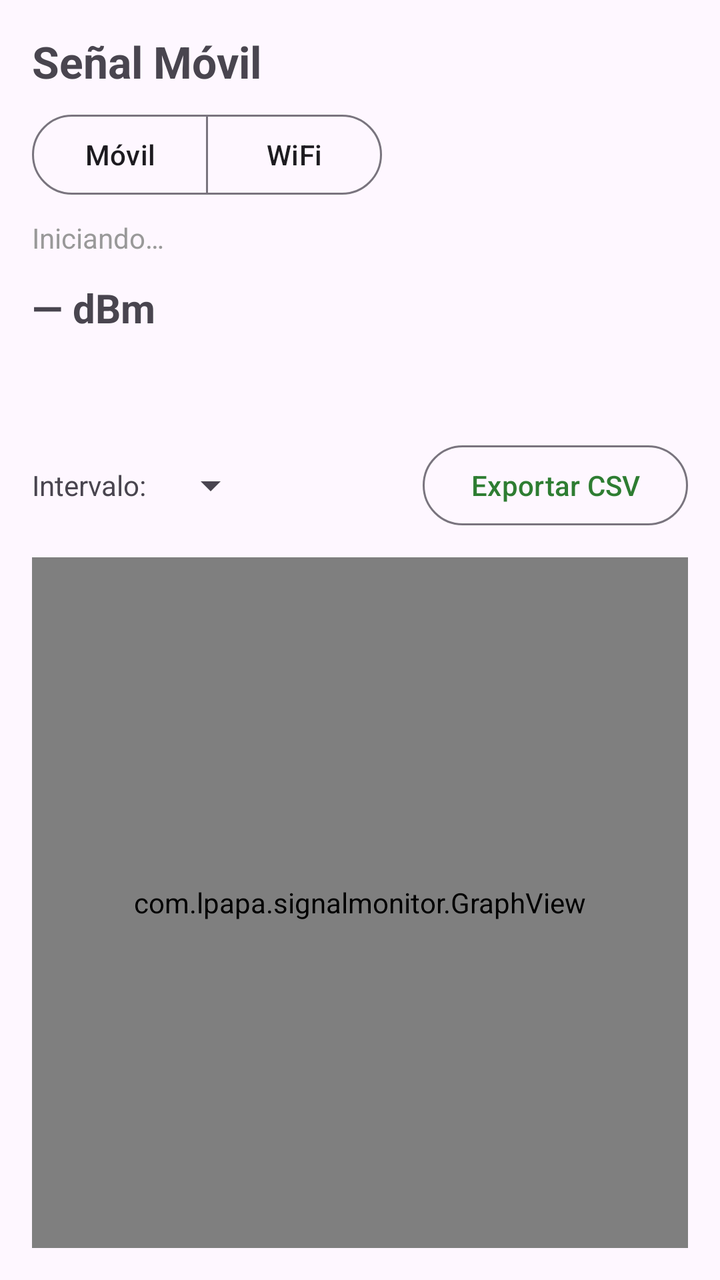
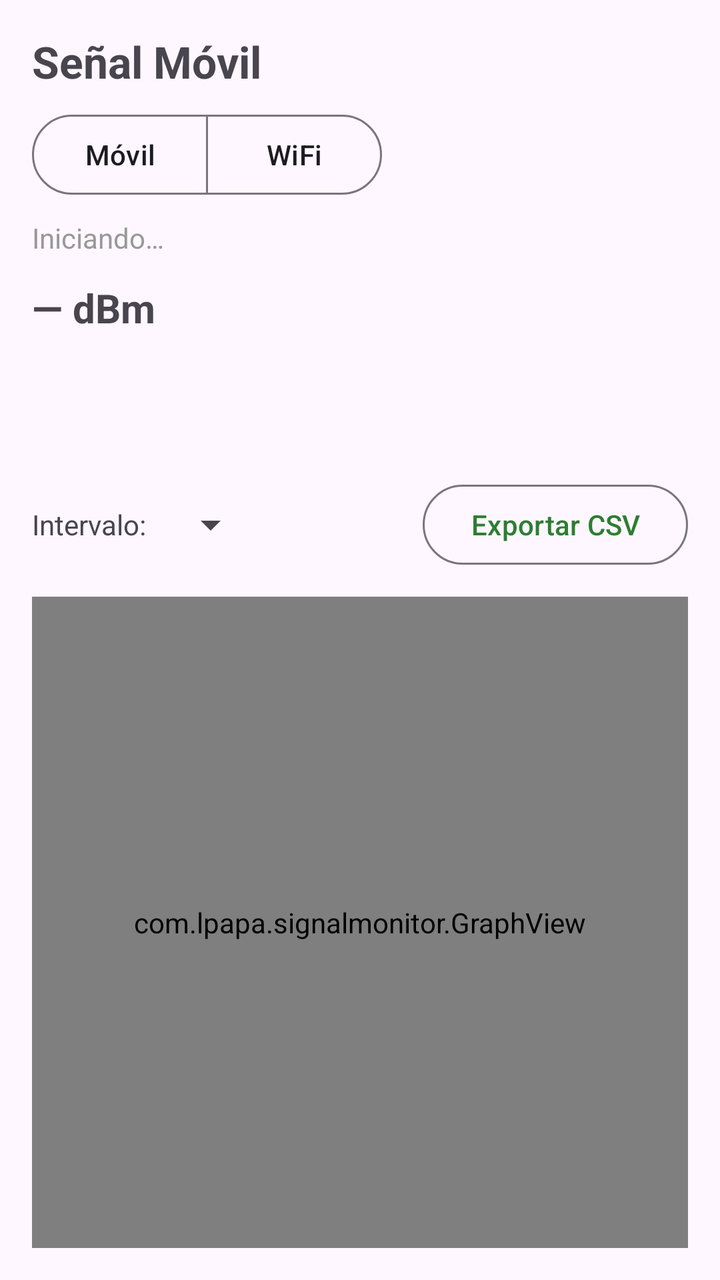

Screens rendered from an Android XML layout before and after an edit, with the pre-edit source and the edit as a unified diff.
<!-- AndroidManifest.xml: application theme Theme.SignalMonitor -->
<!-- res/layout/activity_main.xml -->
<?xml version="1.0" encoding="utf-8"?>
<LinearLayout xmlns:android="http://schemas.android.com/apk/res/android"
    xmlns:app="http://schemas.android.com/apk/res-auto"
    android:layout_width="match_parent"
    android:layout_height="match_parent"
    android:orientation="vertical"
    android:padding="16dp">

    <TextView
        android:layout_width="wrap_content"
        android:layout_height="wrap_content"
        android:text="@string/app_name"
        android:textSize="22sp"
        android:textStyle="bold" />

    <com.google.android.material.button.MaterialButtonToggleGroup
        android:id="@+id/modeToggle"
        android:layout_width="wrap_content"
        android:layout_height="wrap_content"
        android:layout_marginTop="8dp"
        app:selectionRequired="true"
        app:singleSelection="true">

        <com.google.android.material.button.MaterialButton
            android:id="@+id/btnMobile"
            style="?attr/materialButtonOutlinedStyle"
            android:layout_width="wrap_content"
            android:layout_height="wrap_content"
            android:text="@string/mode_mobile" />

        <com.google.android.material.button.MaterialButton
            android:id="@+id/btnWifi"
            style="?attr/materialButtonOutlinedStyle"
            android:layout_width="wrap_content"
            android:layout_height="wrap_content"
            android:text="@string/mode_wifi" />
    </com.google.android.material.button.MaterialButtonToggleGroup>

    <TextView
        android:id="@+id/status"
        android:layout_width="wrap_content"
        android:layout_height="wrap_content"
        android:layout_marginTop="8dp"
        android:text="@string/starting"
        android:textColor="#999999" />

    <LinearLayout
        android:layout_width="match_parent"
        android:layout_height="wrap_content"
        android:layout_marginTop="12dp"
        android:orientation="horizontal">

        <TextView
            android:id="@+id/dbmValue"
            android:layout_width="0dp"
            android:layout_height="wrap_content"
            android:layout_weight="1"
            android:text="@string/dbm_placeholder"
            android:textSize="20sp"
            android:textStyle="bold" />

        <TextView
            android:id="@+id/networkType"
            android:layout_width="0dp"
            android:layout_height="wrap_content"
            android:layout_gravity="center_vertical"
            android:layout_weight="1"
            android:gravity="end"
            android:text=""
            android:textSize="16sp" />
    </LinearLayout>

    <TextView
        android:id="@+id/levelValue"
        android:layout_width="wrap_content"
        android:layout_height="wrap_content"
        android:layout_marginTop="2dp"
        android:text=""
        android:textSize="16sp" />

    <TextView
        android:id="@+id/detail"
        android:layout_width="wrap_content"
        android:layout_height="wrap_content"
        android:layout_marginTop="2dp"
        android:text=""
        android:textColor="#999999"
        android:textSize="13sp" />

    <LinearLayout
        android:id="@+id/simRow"
        android:layout_width="match_parent"
        android:layout_height="wrap_content"
        android:layout_marginTop="8dp"
        android:gravity="center_vertical"
        android:orientation="horizontal"
        android:visibility="gone">

        <TextView
            android:layout_width="wrap_content"
            android:layout_height="wrap_content"
            android:text="@string/sim_label" />

        <Spinner
            android:id="@+id/spinnerSim"
            android:layout_width="0dp"
            android:layout_height="wrap_content"
            android:layout_marginStart="8dp"
            android:layout_weight="1" />
    </LinearLayout>

    <LinearLayout
        android:layout_width="match_parent"
        android:layout_height="wrap_content"
        android:layout_marginTop="8dp"
        android:gravity="center_vertical"
        android:orientation="horizontal">

        <TextView
            android:layout_width="wrap_content"
            android:layout_height="wrap_content"
            android:text="@string/interval_label" />

        <Spinner
            android:id="@+id/spinnerInterval"
            android:layout_width="wrap_content"
            android:layout_height="wrap_content"
            android:layout_marginStart="8dp" />

        <View
            android:layout_width="0dp"
            android:layout_height="1dp"
            android:layout_weight="1" />

        <com.google.android.material.button.MaterialButton
            android:id="@+id/btnExport"
            style="?attr/materialButtonOutlinedStyle"
            android:layout_width="wrap_content"
            android:layout_height="wrap_content"
            android:text="@string/export_csv" />
    </LinearLayout>

    <com.lpapa.signalmonitor.GraphView
        android:id="@+id/graph"
        android:layout_width="match_parent"
        android:layout_height="0dp"
        android:layout_marginTop="12dp"
        android:layout_weight="1" />

</LinearLayout>
<!-- resources referenced by this layout -->
<resources>
  <string name="app_name">Señal Móvil</string>
  <string name="dbm_placeholder">— dBm</string>
  <string name="export_csv">Exportar CSV</string>
  <string name="interval_label">Intervalo:</string>
  <string name="mode_mobile">Móvil</string>
  <string name="mode_wifi">WiFi</string>
  <string name="sim_label">SIM:</string>
  <string name="starting">Iniciando…</string>
  <style name="Theme.SignalMonitor" parent="Theme.Material3.DayNight.NoActionBar">
          <item name="colorPrimary">@color/green_700</item>
          <item name="colorPrimaryVariant">@color/green_900</item>
      </style>
  <color name="green_700">#2E7D32</color>
  <color name="green_900">#1B5E20</color>
</resources>

<!-- the commit's change to res/layout/activity_main.xml (unified diff, before → after) -->
@@ -87,6 +87,15 @@
         android:textColor="#999999"
         android:textSize="13sp" />
 
+    <TextView
+        android:id="@+id/stats"
+        android:layout_width="wrap_content"
+        android:layout_height="wrap_content"
+        android:layout_marginTop="2dp"
+        android:text=""
+        android:textColor="#999999"
+        android:textSize="13sp" />
+
     <LinearLayout
         android:id="@+id/simRow"
         android:layout_width="match_parent"
